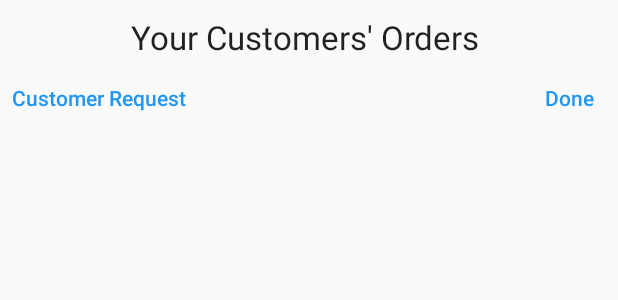
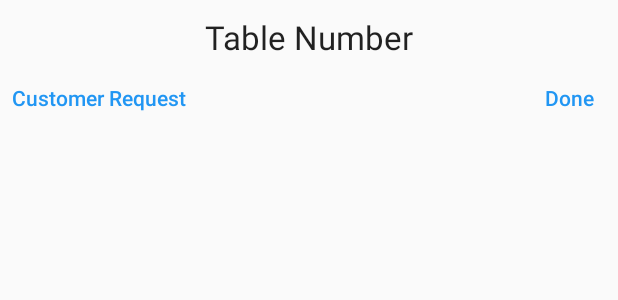
Before and after one commit to sresht-squad/team-project, an Android app: the layout activity_server_visit_detail.xml on its own in the app's theme, with its tools: preview values and no code run, on a phone screen of 412 x 824 dp. Shown: the top 300 px of the screen. Run offline under Robolectric (Android 15) with nearby library versions, the phone set to English and light mode, and no system bars; Roboto replaces fonts that are not available here.

Commit message:
set up VisitDetailActivity view content

```diff
--- a/app/src/main/java/com/example/restauranteur/ChatAdapter.java
+++ b/app/src/main/java/com/example/restauranteur/ChatAdapter.java
@@ -69,8 +69,6 @@ public class ChatAdapter extends RecyclerView.Adapter<ChatAdapter.ViewHolder> {
     }
 
 
-
-
     class ViewHolder extends RecyclerView.ViewHolder implements View.OnClickListener {
         TextView body;
         CheckBox checkBox;
--- a/app/src/main/java/com/example/restauranteur/Server/Fragment/ServerActiveVisitsFragment.java
+++ b/app/src/main/java/com/example/restauranteur/Server/Fragment/ServerActiveVisitsFragment.java
@@ -56,6 +56,8 @@ public class ServerActiveVisitsFragment extends Fragment {
         visitAdapter = new VisitAdapter(visits);
         rvActiveVisit.setAdapter(visitAdapter);
 
+
+
         fetchActiveVisits();
 
     }
--- a/app/src/main/res/layout/activity_server_visit_detail.xml
+++ b/app/src/main/res/layout/activity_server_visit_detail.xml
@@ -22,7 +22,7 @@
         app:layout_constraintTop_toBottomOf="@+id/textView3" />
 
     <TextView
-        android:id="@+id/tvCustomerOrders"
+        android:id="@+id/tvTableNum"
         android:layout_width="0dp"
         android:layout_height="wrap_content"
         android:layout_marginStart="8dp"
@@ -32,11 +32,11 @@
         android:layout_marginRight="8dp"
         android:fontFamily="@font/baloo_bhai"
         android:gravity="center"
-        android:text="Your Customers' Orders "
         android:textAppearance="@style/TextAppearance.AppCompat.Large"
         app:layout_constraintEnd_toEndOf="parent"
         app:layout_constraintStart_toStartOf="parent"
-        app:layout_constraintTop_toTopOf="parent" />
+        app:layout_constraintTop_toTopOf="parent"
+        tools:text="Table Number" />
 
     <TextView
         android:id="@+id/textView3"
@@ -49,7 +49,7 @@
         android:textAppearance="@style/TextAppearance.AppCompat.Body2"
         android:textColor="#2196F3"
         app:layout_constraintStart_toStartOf="parent"
-        app:layout_constraintTop_toBottomOf="@+id/tvCustomerOrders" />
+        app:layout_constraintTop_toBottomOf="@+id/tvTableNum" />
 
     <TextView
         android:id="@+id/textView4"
--- a/app/src/main/res/layout/fragment_customer_chat.xml
+++ b/app/src/main/res/layout/fragment_customer_chat.xml
@@ -52,10 +52,10 @@
         app:layout_constraintEnd_toEndOf="parent"
         app:layout_constraintHorizontal_bias="0.0"
         app:layout_constraintStart_toStartOf="parent"
-        app:layout_constraintTop_toBottomOf="@+id/tvCustomerOrders" />
+        app:layout_constraintTop_toBottomOf="@+id/tvTableNum" />
 
     <TextView
-        android:id="@+id/tvCustomerOrders"
+        android:id="@+id/tvTableNum"
         android:layout_width="0dp"
         android:layout_height="wrap_content"
         android:layout_marginStart="8dp"
```
Also changed, not shown: app/src/main/java/com/example/restauranteur/Server/Activity/ServerVisitDetailActivity.java (+90 -0 lines), app/src/main/res/layout/fragment_server_requests.xml (+5 -5 lines).
